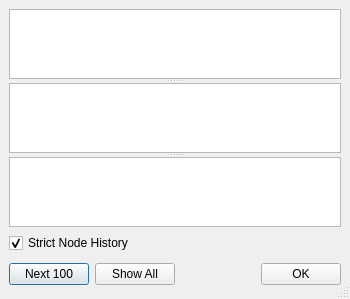
The window that src/forms/showlog.ui (anrichter/qsvn) describes before a commit, drawn with Qt 5.
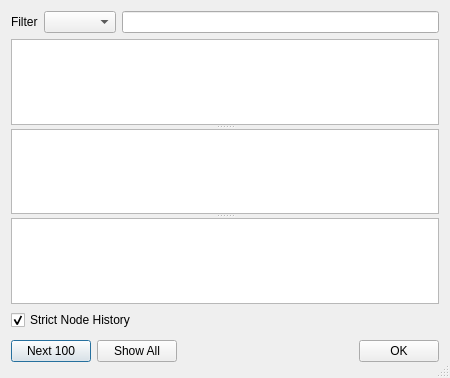
The same window after the commit.

Commit message: - #33 Enable filter in ShowLog.

```diff
--- a/src/forms/showlog.ui
+++ b/src/forms/showlog.ui
@@ -5,8 +5,8 @@
    <rect>
     <x>0</x>
     <y>0</y>
-    <width>350</width>
-    <height>263</height>
+    <width>450</width>
+    <height>378</height>
    </rect>
   </property>
   <property name="windowTitle" >
@@ -16,13 +16,60 @@
    <bool>true</bool>
   </property>
   <layout class="QGridLayout" >
-   <property name="margin" >
-    <number>9</number>
-   </property>
-   <property name="spacing" >
-    <number>6</number>
-   </property>
+   <item row="0" column="0" >
+    <layout class="QHBoxLayout" >
+     <item>
+      <widget class="QLabel" name="labelFilter" >
+       <property name="text" >
+        <string>Filter</string>
+       </property>
+      </widget>
+     </item>
+     <item>
+      <widget class="QComboBox" name="comboBoxFilterKeyColumn" />
+     </item>
+     <item>
+      <widget class="QLineEdit" name="editFilterString" />
+     </item>
+    </layout>
+   </item>
    <item row="1" column="0" >
+    <widget class="QSplitter" name="splitter" >
+     <property name="orientation" >
+      <enum>Qt::Vertical</enum>
+     </property>
+     <widget class="QTreeView" name="viewLogEntries" >
+      <property name="rootIsDecorated" >
+       <bool>false</bool>
+      </property>
+      <property name="uniformRowHeights" >
+       <bool>true</bool>
+      </property>
+      <property name="itemsExpandable" >
+       <bool>false</bool>
+      </property>
+      <property name="sortingEnabled" >
+       <bool>true</bool>
+      </property>
+     </widget>
+     <widget class="QTextEdit" name="editLogMessage" />
+     <widget class="QTreeView" name="viewLogChangePathEntries" >
+      <property name="rootIsDecorated" >
+       <bool>false</bool>
+      </property>
+      <property name="uniformRowHeights" >
+       <bool>true</bool>
+      </property>
+      <property name="itemsExpandable" >
+       <bool>false</bool>
+      </property>
+      <property name="sortingEnabled" >
+       <bool>true</bool>
+      </property>
+     </widget>
+    </widget>
+   </item>
+   <item row="2" column="0" >
     <widget class="QCheckBox" name="checkBoxStrictNodeHistory" >
      <property name="text" >
       <string>Strict Node History</string>
@@ -32,14 +79,23 @@
      </property>
     </widget>
    </item>
-   <item row="2" column="0" >
+   <item row="3" column="0" >
     <layout class="QHBoxLayout" >
-     <property name="margin" >
-      <number>0</number>
-     </property>
      <property name="spacing" >
       <number>6</number>
      </property>
+     <property name="leftMargin" >
+      <number>0</number>
+     </property>
+     <property name="topMargin" >
+      <number>0</number>
+     </property>
+     <property name="rightMargin" >
+      <number>0</number>
+     </property>
+     <property name="bottomMargin" >
+      <number>0</number>
+     </property>
      <item>
       <widget class="QPushButton" name="buttonNext" >
        <property name="text" >
@@ -76,42 +132,6 @@
      </item>
     </layout>
    </item>
-   <item row="0" column="0" >
-    <widget class="QSplitter" name="splitter" >
-     <property name="orientation" >
-      <enum>Qt::Vertical</enum>
-     </property>
-     <widget class="QTreeView" name="viewLogEntries" >
-      <property name="rootIsDecorated" >
-       <bool>false</bool>
-      </property>
-      <property name="uniformRowHeights" >
-       <bool>true</bool>
-      </property>
-      <property name="itemsExpandable" >
-       <bool>false</bool>
-      </property>
-      <property name="sortingEnabled" >
-       <bool>true</bool>
-      </property>
-     </widget>
-     <widget class="QTextEdit" name="editLogMessage" />
-     <widget class="QTreeView" name="viewLogChangePathEntries" >
-      <property name="rootIsDecorated" >
-       <bool>false</bool>
-      </property>
-      <property name="uniformRowHeights" >
-       <bool>true</bool>
-      </property>
-      <property name="itemsExpandable" >
-       <bool>false</bool>
-      </property>
-      <property name="sortingEnabled" >
-       <bool>true</bool>
-      </property>
-     </widget>
-    </widget>
-   </item>
   </layout>
   <action name="actionDiff" >
    <property name="text" >
```
The commit also changes 2 other files.
